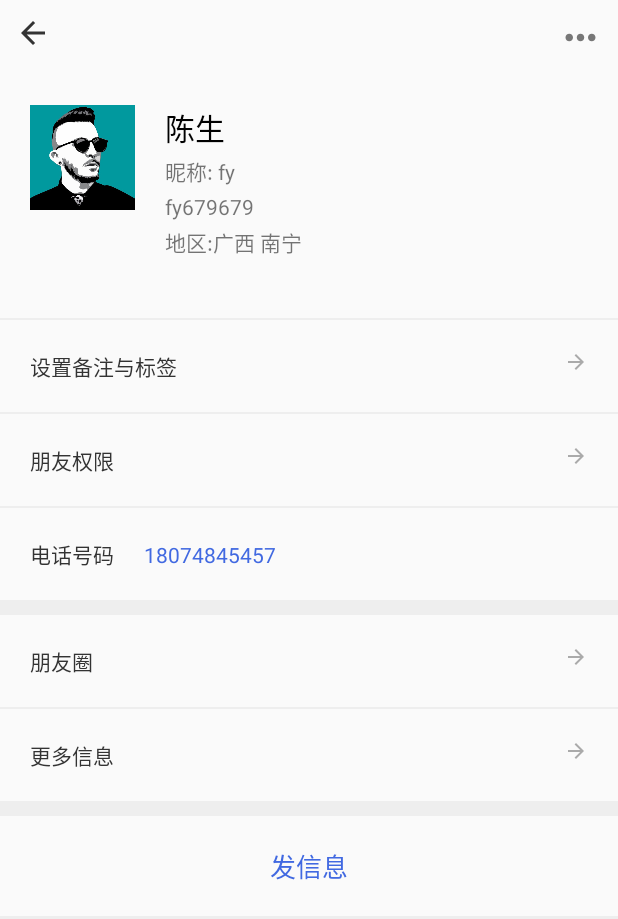
After one commit to StephenChenOk/ShareWithAs, an Android app: the UserDetailsActivity screen opened directly, with no data from a screen before it, on a phone screen of 412 x 824 dp. The commit adds this screen. Shown: the top 919 px of the screen. Run offline under Robolectric (Android 15) with nearby library versions, the phone set to English and light mode, and no system bars; libraries missing offline, so code that uses them is left out: com.lxj.xpopup, com.scwang.smartrefresh, org.devio.takephoto; pictures from the network do not load; 4 statements that could not run were skipped.

Commit message:
点击用户头像和用户名称可以查看用户信息

```diff
--- a/app/src/main/AndroidManifest.xml
+++ b/app/src/main/AndroidManifest.xml
@@ -35,6 +35,8 @@
             android:theme="@style/MyTheme"/>
         <activity android:name=".activities.NewsDetailActivity"
             android:theme="@style/MyTheme"/>
+        <activity android:name=".activities.UserDetailsActivity"
+            android:theme="@style/MyTheme"/>
     </application>
 
 </manifest>
--- /dev/null
+++ b/app/src/main/java/com/chen/fy/sharewithas/activities/UserDetailsActivity.java
@@ -0,0 +1,17 @@
+package com.chen.fy.sharewithas.activities;
+
+import android.os.Bundle;
+
+import androidx.annotation.Nullable;
+import androidx.appcompat.app.AppCompatActivity;
+
+import com.chen.fy.sharewithas.R;
+
+public class UserDetailsActivity extends AppCompatActivity {
+
+    @Override
+    protected void onCreate(@Nullable Bundle savedInstanceState) {
+        super.onCreate(savedInstanceState);
+        setContentView(R.layout.user_details_layout);
+    }
+}
--- a/app/src/main/java/com/chen/fy/sharewithas/adapters/MultipleStatesAdapter.java
+++ b/app/src/main/java/com/chen/fy/sharewithas/adapters/MultipleStatesAdapter.java
@@ -5,6 +5,7 @@ import android.content.Context;
 import androidx.annotation.NonNull;
 import androidx.recyclerview.widget.RecyclerView;
 
+import android.content.Intent;
 import android.view.LayoutInflater;
 import android.view.View;
 import android.view.ViewGroup;
@@ -17,9 +18,11 @@ import android.widget.TextView;
 import com.bumptech.glide.Glide;
 import com.chen.fy.sharewithas.R;
 import com.chen.fy.sharewithas.activities.MainActivity;
+import com.chen.fy.sharewithas.activities.UserDetailsActivity;
 import com.chen.fy.sharewithas.beans.ShareInfo;
 import com.chen.fy.sharewithas.interfaces.OnMoreOptionClickListener;
 import com.chen.fy.sharewithas.interfaces.OnPicturesItemClickListener;
+import com.chen.fy.sharewithas.interfaces.OnUserDetailsClickListener;
 
 import java.util.ArrayList;
 import java.util.List;
@@ -40,6 +43,11 @@ public class MultipleStatesAdapter extends RecyclerView.Adapter<RecyclerView.Vie
      */
     private OnMoreOptionClickListener mMoreOptionClickListener;
 
+    /**
+     * 头像和名称的点击事件
+     */
+    private OnUserDetailsClickListener mUserDetailsClickListener;
+
     public MultipleStatesAdapter(Context context) {
         this.mContext = context;
     }
@@ -54,6 +62,10 @@ public class MultipleStatesAdapter extends RecyclerView.Adapter<RecyclerView.Vie
 
     public void setMoreOptionClickListener(OnMoreOptionClickListener moreOptionClickListener) {
         this.mMoreOptionClickListener = moreOptionClickListener;
+    }
+
+    public void setUserDetailsClickListener(OnUserDetailsClickListener onUserDetailsClickListener) {
+        this.mUserDetailsClickListener = onUserDetailsClickListener;
     }
 
     /**
@@ -99,18 +111,37 @@ public class MultipleStatesAdapter extends RecyclerView.Adapter<RecyclerView.Vie
     }
 
     /**
+     * 设置点击事件
+     */
+    private void onClick(ImageView ivHeadIcon, TextView tvName, RelativeLayout rlMoreOptionBox, final int position) {
+        ivHeadIcon.setOnClickListener(new View.OnClickListener() {
+            @Override
+            public void onClick(View v) {
+                mUserDetailsClickListener.onItemClick(position);
+            }
+        });
+        tvName.setOnClickListener(new View.OnClickListener() {
+            @Override
+            public void onClick(View v) {
+                mUserDetailsClickListener.onItemClick(position);
+            }
+        });
+        rlMoreOptionBox.setOnClickListener(new View.OnClickListener() {
+            @Override
+            public void onClick(View v) {
+                mMoreOptionClickListener.onclick(position, v);
+            }
+        });
+    }
+
+    /**
      * 纯文字子布局
      */
     private void setTextItemView(@NonNull TextHolder viewHolder, ShareInfo shareInfo, final int position) {
         Glide.with(mContext).load(shareInfo.getHeadIcon()).into(viewHolder.ivHeadIcon);
         viewHolder.tvName.setText(shareInfo.getName());
         viewHolder.tvContent.setText(shareInfo.getContent());
-        viewHolder.rlMoreOptionBox.setOnClickListener(new View.OnClickListener() {
-            @Override
-            public void onClick(View v) {
-                mMoreOptionClickListener.onclick(position, v);
-            }
-        });
+        onClick(viewHolder.ivHeadIcon, viewHolder.tvName, viewHolder.rlMoreOptionBox, position);
     }
 
     /**
@@ -124,7 +155,7 @@ public class MultipleStatesAdapter extends RecyclerView.Adapter<RecyclerView.Vie
             ViewGroup.LayoutParams params = viewHolder.rlBox.getLayoutParams();
             params.width = (int) (MainActivity.width / 1.9);
             viewHolder.rlBox.setLayoutParams(params);
-        }else{
+        } else {
             ViewGroup.LayoutParams params = viewHolder.rlBox.getLayoutParams();
             params.width = (int) (MainActivity.width / 1.2);
             viewHolder.rlBox.setLayoutParams(params);
@@ -142,12 +173,7 @@ public class MultipleStatesAdapter extends RecyclerView.Adapter<RecyclerView.Vie
                 mItemClickListener.onPicturesItemClick(relativeLayout, position, shareInfo.getPhotos());
             }
         });
-        viewHolder.rlMoreOptionBox.setOnClickListener(new View.OnClickListener() {
-            @Override
-            public void onClick(View v) {
-                mMoreOptionClickListener.onclick(position, v);
-            }
-        });
+        onClick(viewHolder.ivHeadIcon, viewHolder.tvName, viewHolder.rlMoreOptionBox, position);
     }
 
 
--- a/app/src/main/java/com/chen/fy/sharewithas/fragments/HomeFragment.java
+++ b/app/src/main/java/com/chen/fy/sharewithas/fragments/HomeFragment.java
@@ -38,6 +38,7 @@ import com.chen.fy.sharewithas.beans.ShareInfo;
 
 import com.chen.fy.sharewithas.interfaces.MyOnPicturesItemClickListener;
 import com.chen.fy.sharewithas.interfaces.OnMoreOptionClickListener;
+import com.chen.fy.sharewithas.interfaces.OnUserDetailsClickListener;
 import com.chen.fy.sharewithas.utils.UiUtils;
 import com.chen.fy.sharewithas.views.MyAttachPopupView;
 import com.lxj.xpopup.XPopup;
@@ -119,8 +120,9 @@ public class HomeFragment extends TakePhotoFragment implements ViewPager.OnPageC
                     if (mMultipleStatesAdapter == null) {
                         mMultipleStatesAdapter = new MultipleStatesAdapter(mContext);
                         mMultipleStatesAdapter.setShareDataList(mShareInfos);
-                        mMultipleStatesAdapter.setItemClickListener(onPicturesItemClickListener);
-                        mMultipleStatesAdapter.setMoreOptionClickListener(onMoreOptionClickListener);
+                        mMultipleStatesAdapter.setItemClickListener(new MyOnPicturesItemClickListener());
+                        mMultipleStatesAdapter.setMoreOptionClickListener(new MyOnMoreOptionClickListener());
+                        mMultipleStatesAdapter.setUserDetailsClickListener(new OnUserDetailsClickListener(mContext));
                         mRecyclerView.setAdapter(mMultipleStatesAdapter);
                     }
                     mMultipleStatesAdapter.notifyDataSetChanged();
@@ -130,16 +132,6 @@ public class HomeFragment extends TakePhotoFragment implements ViewPager.OnPageC
             }
         }
     };
-
-    /**
-     * 动态图片点击接口
-     */
-    private MyOnPicturesItemClickListener onPicturesItemClickListener = new MyOnPicturesItemClickListener();
-
-    /**
-     * 动态中更多选项的点击接口
-     */
-    private MyOnMoreOptionClickListener onMoreOptionClickListener = new MyOnMoreOptionClickListener();
 
     private boolean isFirstEnter = true;
 
--- /dev/null
+++ b/app/src/main/java/com/chen/fy/sharewithas/interfaces/OnUserDetailsClickListener.java
@@ -0,0 +1,26 @@
+package com.chen.fy.sharewithas.interfaces;
+
+import android.content.Context;
+import android.content.Intent;
+import android.widget.Toast;
+
+import com.chen.fy.sharewithas.activities.UserDetailsActivity;
+
+/**
+ * 点击用户头像和名称的点击事件
+ */
+public class OnUserDetailsClickListener implements OnItemClickListener {
+
+    private Context mContext;
+
+    public OnUserDetailsClickListener(Context context) {
+        mContext = context;
+    }
+
+    @Override
+    public void onItemClick(int position) {
+        Intent intent = new Intent(mContext, UserDetailsActivity.class);
+        mContext.startActivity(intent);
+        Toast.makeText(mContext, "" + position, Toast.LENGTH_SHORT).show();
+    }
+}
--- /dev/null
+++ b/app/src/main/res/layout/user_details_layout.xml
@@ -0,0 +1,214 @@
+<?xml version="1.0" encoding="utf-8"?>
+<LinearLayout xmlns:android="http://schemas.android.com/apk/res/android"
+    android:layout_width="match_parent"
+    android:layout_height="match_parent"
+    android:orientation="vertical">
+
+    <!--顶部-->
+    <RelativeLayout
+        android:layout_width="match_parent"
+        android:layout_height="wrap_content"
+        android:padding="10dp">
+
+        <ImageView
+            android:layout_width="wrap_content"
+            android:layout_height="wrap_content"
+            android:src="@drawable/ic_arrow_back_black_24dp" />
+
+        <ImageView
+            android:layout_width="wrap_content"
+            android:layout_height="wrap_content"
+            android:layout_alignParentEnd="true"
+            android:layout_alignParentRight="true"
+            android:src="@drawable/ic_more_horiz_24dp" />
+    </RelativeLayout>
+
+    <LinearLayout
+        android:layout_width="wrap_content"
+        android:layout_height="wrap_content"
+        android:padding="20dp">
+
+        <ImageView
+            android:layout_width="70dp"
+            android:layout_height="70dp"
+            android:scaleType="centerCrop"
+            android:src="@drawable/img" />
+
+        <LinearLayout
+            android:layout_width="wrap_content"
+            android:layout_height="wrap_content"
+            android:layout_marginLeft="20dp"
+            android:orientation="vertical">
+
+            <TextView
+                android:layout_width="wrap_content"
+                android:layout_height="wrap_content"
+                android:text="陈生"
+                android:textColor="#000000"
+                android:textSize="20sp" />
+
+            <TextView
+                android:layout_width="wrap_content"
+                android:layout_height="wrap_content"
+                android:layout_marginTop="3dp"
+                android:text="昵称: fy" />
+
+            <TextView
+                android:layout_width="wrap_content"
+                android:layout_height="wrap_content"
+                android:layout_marginTop="3dp"
+                android:text="fy679679" />
+
+            <TextView
+                android:layout_width="wrap_content"
+                android:layout_height="wrap_content"
+                android:layout_marginTop="3dp"
+                android:text="地区:广西 南宁" />
+        </LinearLayout>
+    </LinearLayout>
+
+    <View
+        android:layout_width="match_parent"
+        android:layout_height="1dp"
+        android:background="#eee"
+        android:layout_marginTop="20dp"/>
+
+    <RelativeLayout
+        android:layout_width="match_parent"
+        android:layout_height="wrap_content"
+        android:padding="20dp">
+
+        <TextView
+            android:layout_width="wrap_content"
+            android:layout_height="wrap_content"
+            android:textColor="#333"
+            android:text="设置备注与标签" />
+
+        <ImageView
+            android:layout_width="wrap_content"
+            android:layout_height="wrap_content"
+            android:layout_alignParentEnd="true"
+            android:layout_alignParentRight="true"
+            android:src="@drawable/ic_arrow_forward_16dp" />
+    </RelativeLayout>
+
+    <View
+        android:layout_width="match_parent"
+        android:layout_height="1dp"
+        android:background="#eee" />
+
+    <RelativeLayout
+        android:layout_width="match_parent"
+        android:layout_height="wrap_content"
+        android:padding="20dp">
+
+        <TextView
+            android:layout_width="wrap_content"
+            android:layout_height="wrap_content"
+            android:textColor="#333"
+            android:text="朋友权限" />
+
+        <ImageView
+            android:layout_width="wrap_content"
+            android:layout_height="wrap_content"
+            android:layout_alignParentEnd="true"
+            android:layout_alignParentRight="true"
+            android:src="@drawable/ic_arrow_forward_16dp" />
+    </RelativeLayout>
+
+    <View
+        android:layout_width="match_parent"
+        android:layout_height="1dp"
+        android:background="#eee" />
+
+    <LinearLayout
+        android:layout_width="match_parent"
+        android:layout_height="wrap_content"
+        android:padding="20dp">
+
+        <TextView
+            android:layout_width="wrap_content"
+            android:layout_height="wrap_content"
+            android:textColor="#333"
+            android:text="电话号码" />
+
+        <TextView
+            android:layout_width="wrap_content"
+            android:layout_height="wrap_content"
+            android:text="18074845457"
+            android:layout_marginLeft="20dp"
+            android:textColor="#4169E1"/>
+    </LinearLayout>
+
+    <View
+        android:layout_width="match_parent"
+        android:layout_height="10dp"
+        android:background="#eee" />
+
+    <RelativeLayout
+        android:layout_width="match_parent"
+        android:layout_height="wrap_content"
+        android:padding="20dp">
+
+        <TextView
+            android:layout_width="wrap_content"
+            android:layout_height="wrap_content"
+            android:textColor="#333"
+            android:text="朋友圈" />
+
+        <ImageView
+            android:layout_width="wrap_content"
+            android:layout_height="wrap_content"
+            android:layout_alignParentEnd="true"
+            android:layout_alignParentRight="true"
+            android:src="@drawable/ic_arrow_forward_16dp" />
+    </RelativeLayout>
+
+    <View
+        android:layout_width="match_parent"
+        android:layout_height="1dp"
+        android:background="#eee" />
+
+    <RelativeLayout
+        android:layout_width="match_parent"
+        android:layout_height="wrap_content"
+        android:padding="20dp">
+
+        <TextView
+            android:layout_width="wrap_content"
+            android:layout_height="wrap_content"
+            android:textColor="#333"
+            android:text="更多信息" />
+
+        <ImageView
+            android:layout_width="wrap_content"
+            android:layout_height="wrap_content"
+            android:layout_alignParentEnd="true"
+            android:layout_alignParentRight="true"
+            android:src="@drawable/ic_arrow_forward_16dp" />
+    </RelativeLayout>
+
+    <View
+        android:layout_width="match_parent"
+        android:layout_height="10dp"
+        android:background="#eee" />
+
+    <RelativeLayout
+        android:layout_width="match_parent"
+        android:layout_height="wrap_content"
+        android:padding="20dp">
+
+        <TextView
+            android:layout_width="wrap_content"
+            android:layout_height="wrap_content"
+            android:layout_centerInParent="true"
+            android:textColor="#4169E1"
+            android:textSize="17sp"
+            android:text="发信息" />
+    </RelativeLayout>
+
+    <View
+        android:layout_width="match_parent"
+        android:layout_height="match_parent"
+        android:background="#eee"/>
+</LinearLayout>
```
